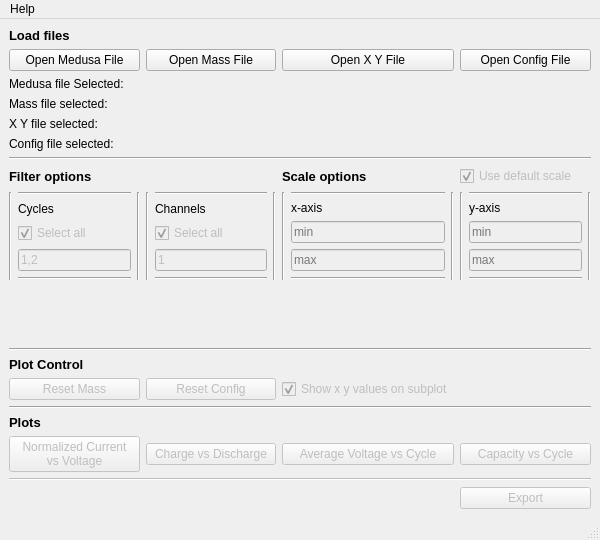
The window that karlie/view/app.ui (abdullahsumbal/data-analysis) describes before a commit, drawn with Qt 5.
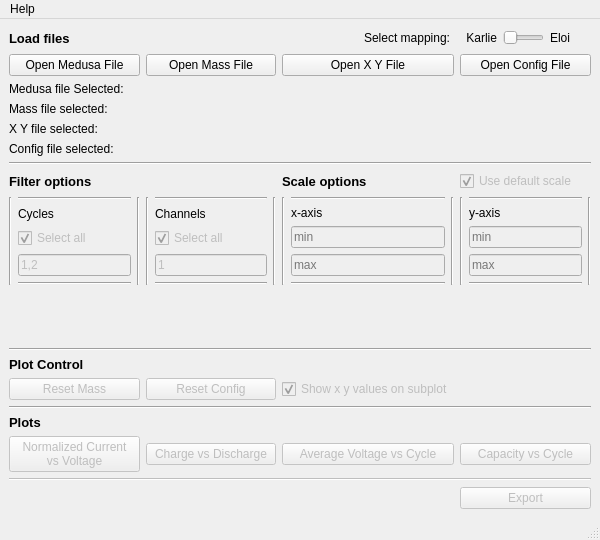
The same window after the commit.

Commit message: mass data to None instead of []

Diff of the .ui file:
```diff
--- a/karlie/view/app.ui
+++ b/karlie/view/app.ui
@@ -580,6 +580,60 @@
         </property>
        </widget>
       </item>
+      <item row="0" column="2" colspan="2">
+       <layout class="QGridLayout" name="gridLayout_6" columnstretch="2,1,1,1,1">
+        <item row="0" column="2">
+         <widget class="QLabel" name="label_karlie_mapping">
+          <property name="text">
+           <string>Karlie</string>
+          </property>
+          <property name="alignment">
+           <set>Qt::AlignRight|Qt::AlignTrailing|Qt::AlignVCenter</set>
+          </property>
+         </widget>
+        </item>
+        <item row="0" column="4">
+         <widget class="QLabel" name="label_eloi_mapping">
+          <property name="text">
+           <string>Eloi</string>
+          </property>
+         </widget>
+        </item>
+        <item row="0" column="1">
+         <widget class="QLabel" name="label_10">
+          <property name="text">
+           <string>Select mapping:</string>
+          </property>
+          <property name="alignment">
+           <set>Qt::AlignRight|Qt::AlignTrailing|Qt::AlignVCenter</set>
+          </property>
+         </widget>
+        </item>
+        <item row="0" column="3">
+         <widget class="QSlider" name="slider_mapping">
+          <property name="maximum">
+           <number>1</number>
+          </property>
+          <property name="orientation">
+           <enum>Qt::Horizontal</enum>
+          </property>
+         </widget>
+        </item>
+        <item row="0" column="0">
+         <spacer name="horizontalSpacer">
+          <property name="orientation">
+           <enum>Qt::Horizontal</enum>
+          </property>
+          <property name="sizeHint" stdset="0">
+           <size>
+            <width>40</width>
+            <height>20</height>
+           </size>
+          </property>
+         </spacer>
+        </item>
+       </layout>
+      </item>
      </layout>
     </item>
    </layout>
```
Left out of the diff: 730 changed lines with no effect on the pictures. The commit also changes 2 other files.
